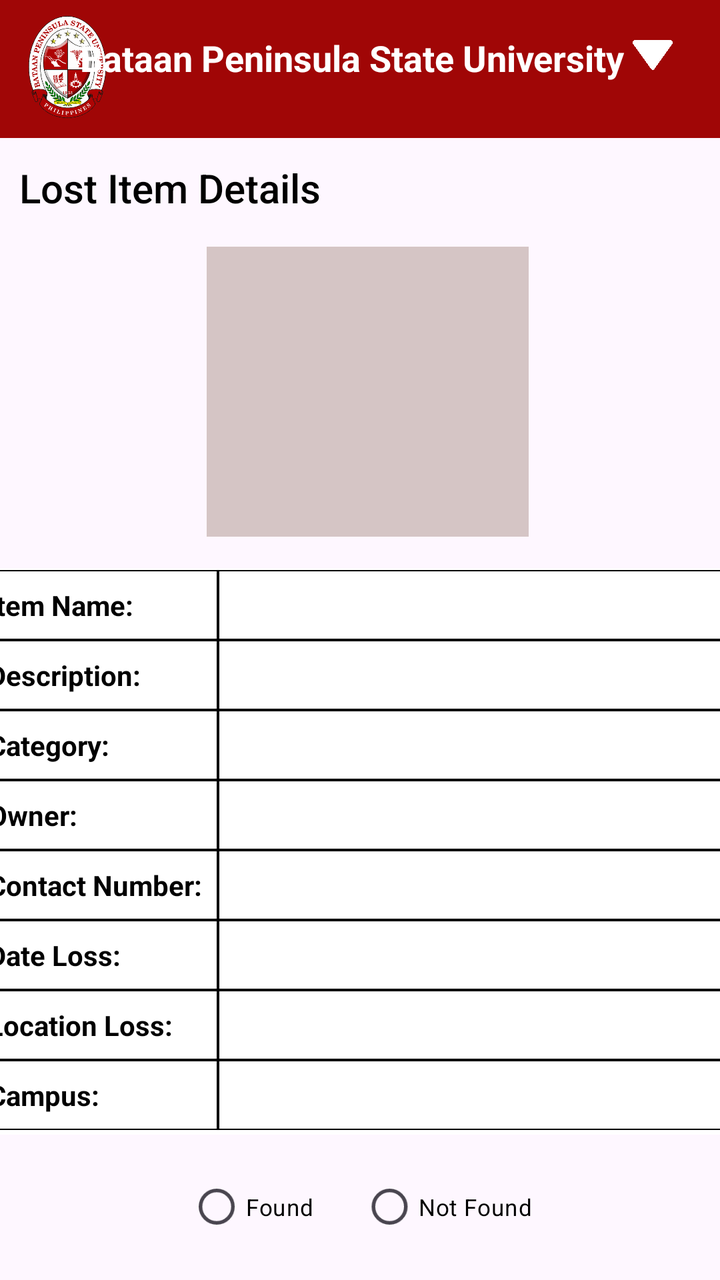
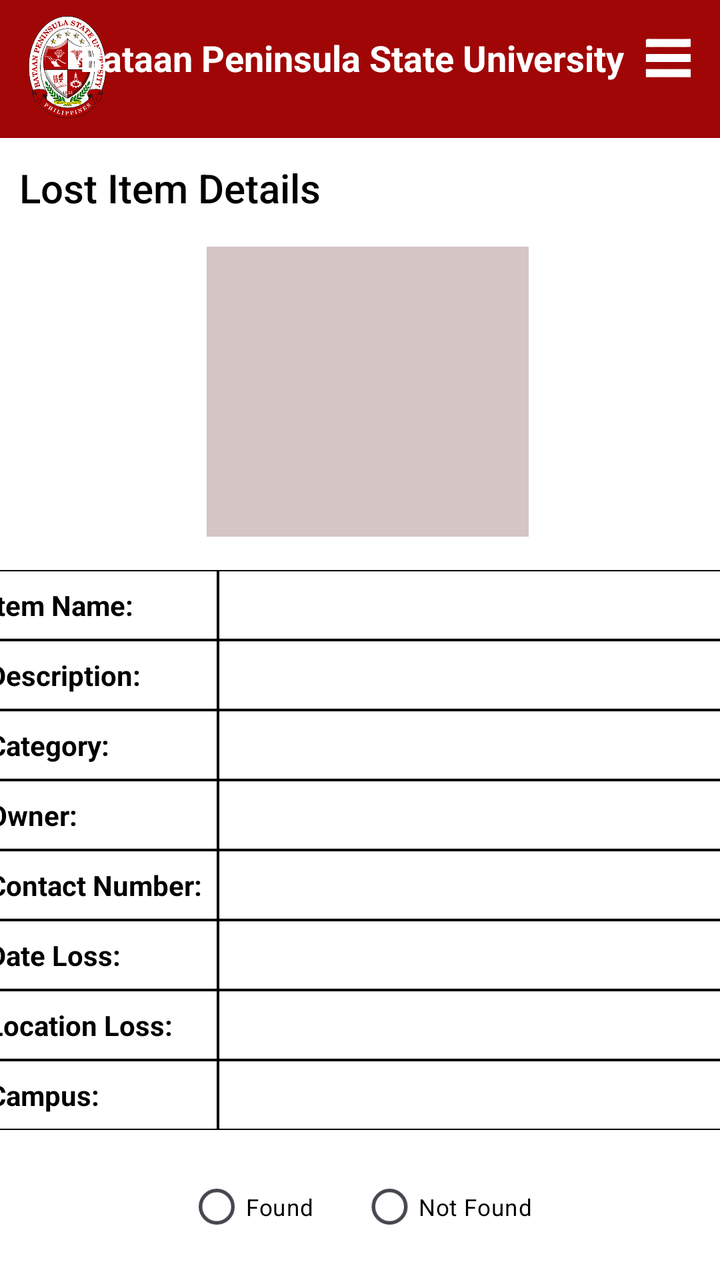

Screens rendered from an Android XML layout before and after an edit, with the pre-edit source and the edit as a unified diff.
<!-- AndroidManifest.xml: application theme Theme.FinalCaseStudy -->
<!-- res/layout/activity_lost_details.xml -->
<?xml version="1.0" encoding="utf-8"?>
<androidx.constraintlayout.widget.ConstraintLayout xmlns:android="http://schemas.android.com/apk/res/android"
    xmlns:app="http://schemas.android.com/apk/res-auto"
    xmlns:tools="http://schemas.android.com/tools"
    android:id="@+id/main"
    android:layout_width="match_parent"
    android:layout_height="match_parent"
    tools:context=".LostDetailsActivity">

    

    <TextView
        android:id="@+id/textViewBanner"
        android:layout_width="419dp"
        android:layout_height="69dp"
        android:layout_marginBottom="5dp"
        android:background="#A00606"
        app:layout_constraintBottom_toBottomOf="parent"
        app:layout_constraintEnd_toEndOf="parent"
        app:layout_constraintStart_toStartOf="parent"
        app:layout_constraintTop_toTopOf="parent"
        app:layout_constraintVertical_bias="0.0" />

    <ImageView
        android:id="@+id/imageViewLogo"
        android:layout_width="40dp"
        android:layout_height="67dp"
        app:layout_constraintBottom_toBottomOf="parent"
        app:layout_constraintEnd_toEndOf="parent"
        app:layout_constraintHorizontal_bias="0.043"
        app:layout_constraintStart_toStartOf="parent"
        app:layout_constraintTop_toTopOf="parent"
        app:layout_constraintVertical_bias="0.0"
        app:srcCompat="@drawable/bataan_peninsula_state_university_logo" />

    <TextView
        android:id="@+id/textViewUniversity"
        android:layout_width="280dp"
        android:layout_height="26dp"
        android:fontFamily="sans-serif"
        android:text="Bataan Peninsula State University"
        android:textColor="#FFFFFF"
        android:textSize="18sp"
        android:textStyle="bold"
        app:layout_constraintBottom_toBottomOf="parent"
        app:layout_constraintEnd_toEndOf="parent"
        app:layout_constraintHorizontal_bias="0.500"
        app:layout_constraintStart_toStartOf="parent"
        app:layout_constraintTop_toTopOf="parent"
        app:layout_constraintVertical_bias="0.027" />

    

    
    <TextView
        android:id="@+id/textViewHeader"
        android:layout_width="284dp"
        android:layout_height="35dp"
        android:fontFamily="sans-serif-medium"
        android:text="Lost Item Details"
        android:textColor="#000000"
        android:textSize="20sp"
        app:layout_constraintBottom_toBottomOf="parent"
        app:layout_constraintEnd_toEndOf="parent"
        app:layout_constraintHorizontal_bias="0.125"
        app:layout_constraintStart_toStartOf="parent"
        app:layout_constraintTop_toTopOf="parent"
        app:layout_constraintVertical_bias="0.133" />

    <FrameLayout
        android:id="@+id/frameItemImage"
        android:layout_width="161dp"
        android:layout_height="145dp"
        android:layout_marginTop="8dp"
        android:layout_marginBottom="16dp"
        android:background="#D5C5C5"
        app:layout_constraintBottom_toTopOf="@+id/tableLostDetails"
        app:layout_constraintEnd_toEndOf="parent"
        app:layout_constraintHorizontal_bias="0.52"
        app:layout_constraintStart_toStartOf="parent"
        app:layout_constraintTop_toBottomOf="@id/textViewHeader">

        <ImageView
            android:id="@+id/ivItemImage"
            android:layout_width="162dp"
            android:layout_height="match_parent"
            android:adjustViewBounds="true"
            android:contentDescription="Item Image"
            android:scaleType="fitXY" />

    </FrameLayout>

    
    <TableLayout
        android:id="@+id/tableLostDetails"
        android:layout_width="390dp"
        android:layout_height="283dp"
        android:layout_marginTop="16dp"
        android:background="#ffffff"
        android:padding="0.5dp"
        android:stretchColumns="1"
        app:layout_constraintEnd_toEndOf="parent"
        app:layout_constraintStart_toStartOf="parent"
        app:layout_constraintTop_toBottomOf="@id/frameItemImage">

        <TableRow>

            <TextView
                android:background="@drawable/cell_border"
                android:padding="8dp"
                android:text="Item Name:"
                android:textColor="#000000"
                android:textStyle="bold" />

            <TextView
                android:id="@+id/textViewItemName"
                android:background="@drawable/cell_border"
                android:padding="8dp" />
        </TableRow>

        <TableRow>

            <TextView
                android:background="@drawable/cell_border"
                android:padding="8dp"
                android:text="Description:"
                android:textColor="#000000"
                android:textStyle="bold" />

            <TextView
                android:id="@+id/textViewDescription"
                android:background="@drawable/cell_border"
                android:padding="8dp" />
        </TableRow>

        <TableRow>

            <TextView
                android:background="@drawable/cell_border"
                android:padding="8dp"
                android:text="Category:"
                android:textColor="#000000"
                android:textStyle="bold" />

            <TextView
                android:id="@+id/textViewCategory"
                android:background="@drawable/cell_border"
                android:padding="8dp" />
        </TableRow>

        <TableRow>

            <TextView
                android:background="@drawable/cell_border"
                android:padding="8dp"
                android:text="Owner:"
                android:textColor="#000000"
                android:textStyle="bold" />

            <TextView
                android:id="@+id/textViewOwner"
                android:background="@drawable/cell_border"
                android:padding="8dp" />
        </TableRow>

        <TableRow>

            <TextView
                android:background="@drawable/cell_border"
                android:padding="8dp"
                android:text="Contact Number:"
                android:textColor="#000000"
                android:textStyle="bold" />

            <TextView
                android:id="@+id/textViewContact"
                android:background="@drawable/cell_border"
                android:padding="8dp" />
        </TableRow>

        <TableRow>

            <TextView
                android:background="@drawable/cell_border"
                android:padding="8dp"
                android:text="Date Loss:"
                android:textColor="#000000"
                android:textStyle="bold" />

            <TextView
                android:id="@+id/textViewDateLoss"
                android:background="@drawable/cell_border"
                android:padding="8dp" />
        </TableRow>

        <TableRow>

            <TextView
                android:background="@drawable/cell_border"
                android:padding="8dp"
                android:text="Location Loss:"
                android:textColor="#000000"
                android:textStyle="bold" />

            <TextView
                android:id="@+id/textViewLocationLoss"
                android:background="@drawable/cell_border"
                android:padding="8dp" />
        </TableRow>

        <TableRow>

            <TextView
                android:background="@drawable/cell_border"
                android:padding="8dp"
                android:text="Campus:"
                android:textColor="#000000"
                android:textStyle="bold" />

            <TextView
                android:id="@+id/textViewCampus"
                android:background="@drawable/cell_border"
                android:padding="8dp" />
        </TableRow>

    </TableLayout>

    
    <RadioGroup
        android:id="@+id/radioGroup"
        android:layout_width="wrap_content"
        android:layout_height="wrap_content"
        android:layout_marginTop="12dp"
        android:orientation="horizontal"
        app:layout_constraintTop_toBottomOf="@id/tableLostDetails"
        app:layout_constraintStart_toStartOf="parent"
        app:layout_constraintEnd_toEndOf="parent">

        <RadioButton
            android:id="@+id/radioFound"
            android:layout_width="wrap_content"
            android:layout_height="wrap_content"
            android:paddingEnd="16dp"
            android:scaleX="0.9"
            android:scaleY="0.9"
            android:text="Found"
            android:textColor="#000000"
            android:textSize="13sp" />

        <RadioButton
            android:id="@+id/radioNotFound"
            android:layout_width="wrap_content"
            android:layout_height="wrap_content"
            android:scaleX="0.9"
            android:scaleY="0.9"
            android:text="Not Found"
            android:textColor="#000000"
            android:textSize="13sp" />
    </RadioGroup>

    
    <Spinner
        android:id="@+id/spinner8"
        android:layout_width="20dp"
        android:layout_height="15dp"
        android:background="@drawable/pngaaa_com_5204195"
        android:entries="@array/menu_items"
        app:layout_constraintBottom_toBottomOf="parent"
        app:layout_constraintEnd_toEndOf="parent"
        app:layout_constraintHorizontal_bias="0.930"
        app:layout_constraintStart_toStartOf="parent"
        app:layout_constraintTop_toTopOf="parent"
        app:layout_constraintVertical_bias="0.032" />

</androidx.constraintlayout.widget.ConstraintLayout>
<!-- resources referenced by this layout -->
<resources>
  <string-array name="menu_items">
          <item>Select page</item>
          <item>Home</item>
          <item>Lost Items</item>
          <item>Found Items</item>
          <item>Summary</item>
          <item>Logout</item>
      </string-array>
  <!-- drawable bataan_peninsula_state_university_logo: png bitmap (drawable, 28800 bytes) -->
  <!-- drawable cell_border (drawable) -->
  <?xml version="1.0" encoding="utf-8"?>
  <shape xmlns:android="http://schemas.android.com/apk/res/android"
      android:shape="rectangle">
      <solid android:color="#FFFFFF" />
      <stroke
          android:width="0.5dp"
          android:color="#000000" />
  </shape>
  <!-- drawable pngaaa_com_5204195: png bitmap (drawable, 10240 bytes) -->
  <style name="Theme.FinalCaseStudy" parent="Base.Theme.FinalCaseStudy" />
  <style name="Base.Theme.FinalCaseStudy" parent="Theme.Material3.DayNight.NoActionBar">
          
          
      </style>
</resources>

<!-- the commit's change to res/layout/activity_lost_details.xml (unified diff, before → after) -->
@@ -5,6 +5,7 @@
     android:id="@+id/main"
     android:layout_width="match_parent"
     android:layout_height="match_parent"
+    android:background="#ffffff"
     tools:context=".LostDetailsActivity">
 
     
@@ -232,9 +233,9 @@
         android:layout_height="wrap_content"
         android:layout_marginTop="12dp"
         android:orientation="horizontal"
-        app:layout_constraintTop_toBottomOf="@id/tableLostDetails"
-        app:layout_constraintStart_toStartOf="parent"
-        app:layout_constraintEnd_toEndOf="parent">
+        app:layout_constraintEnd_toEndOf="parent"
+        app:layout_constraintStart_toStartOf="parent"
+        app:layout_constraintTop_toBottomOf="@id/tableLostDetails">
 
         <RadioButton
             android:id="@+id/radioFound"
@@ -261,15 +262,15 @@
     
     <Spinner
         android:id="@+id/spinner8"
-        android:layout_width="20dp"
-        android:layout_height="15dp"
-        android:background="@drawable/pngaaa_com_5204195"
+        android:layout_width="25dp"
+        android:layout_height="23dp"
+        android:background="@drawable/white_menu_icon_png_18_removebg_preview"
         android:entries="@array/menu_items"
         app:layout_constraintBottom_toBottomOf="parent"
         app:layout_constraintEnd_toEndOf="parent"
-        app:layout_constraintHorizontal_bias="0.930"
-        app:layout_constraintStart_toStartOf="parent"
-        app:layout_constraintTop_toTopOf="parent"
-        app:layout_constraintVertical_bias="0.032" />
+        app:layout_constraintHorizontal_bias="0.960"
+        app:layout_constraintStart_toStartOf="parent"
+        app:layout_constraintTop_toTopOf="parent"
+        app:layout_constraintVertical_bias="0.029" />
 
 </androidx.constraintlayout.widget.ConstraintLayout>
<!-- resource entries referenced after the edit -->
@@ -18,7 +18,7 @@
           android:width="0.5dp"
           android:color="#000000" />
   </shape>
-  <!-- drawable pngaaa_com_5204195: png bitmap (drawable, 10240 bytes) -->
+  <!-- drawable white_menu_icon_png_18_removebg_preview: png bitmap (drawable, 4588 bytes) -->
   <style name="Theme.FinalCaseStudy" parent="Base.Theme.FinalCaseStudy" />
   <style name="Base.Theme.FinalCaseStudy" parent="Theme.Material3.DayNight.NoActionBar">
           
